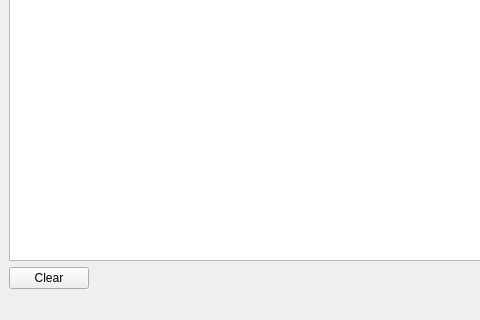
Before: the Qt Designer form mainwindow.ui in eloranta/WWA, drawn with Qt 5; both pictures show x 0 to 480 and y 285 to 605 of the 1000 by 605 pixel window.
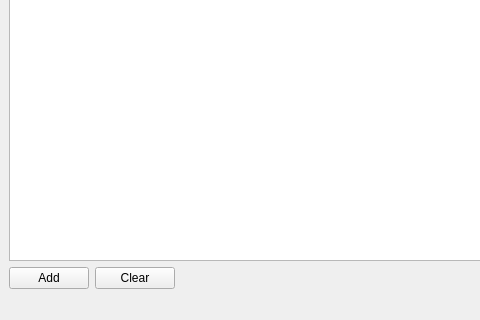
After: the same form once the commit is applied.

Commit message: Add row button and sort by callsign

What changed in the file:
```diff
--- a/mainwindow.ui
+++ b/mainwindow.ui
@@ -20,6 +20,13 @@
     </item>
     <item row="1" column="0">
      <layout class="QHBoxLayout" name="bottomRowLayout">
+      <item>
+       <widget class="QPushButton" name="addRowButton">
+        <property name="text">
+         <string>Add</string>
+        </property>
+       </widget>
+      </item>
       <item>
        <widget class="QPushButton" name="clearButton">
         <property name="text">
```
The commit also changes 1 other file.
